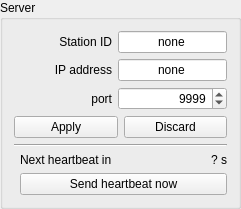
Before: the Qt Designer form widgets/qserver.ui in AMOS-uniba/amos-client, drawn with Qt 5.
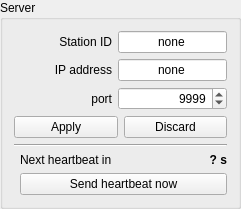
After: the same form once the commit is applied.

Diff of the .ui file:
```diff
--- a/widgets/qserver.ui
+++ b/widgets/qserver.ui
@@ -127,6 +127,12 @@
        <height>0</height>
       </size>
      </property>
+     <property name="font">
+      <font>
+       <weight>75</weight>
+       <bold>true</bold>
+      </font>
+     </property>
      <property name="text">
       <string>? s</string>
      </property>
```
Left out of the diff: 4 changed lines with no effect on the pictures.
